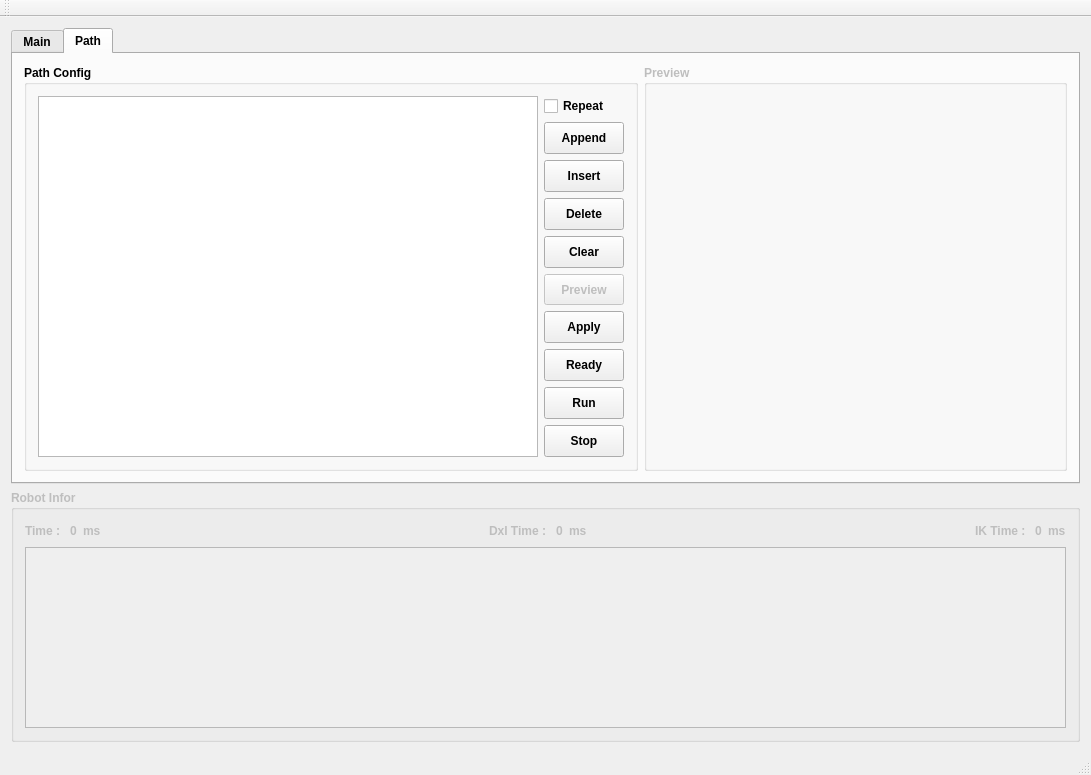
The window that RobotControllerUI/MainWindow/mainwindow.ui (hajunsong/Controller) describes before a commit, drawn with Qt 5.
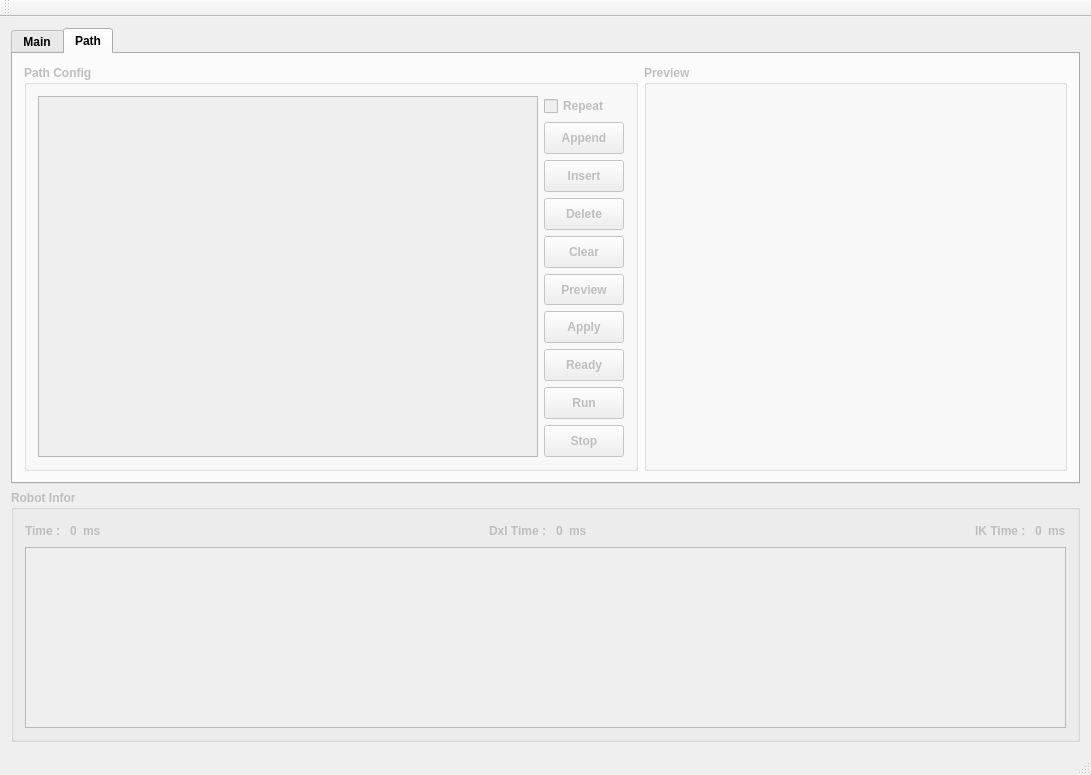
The same window after the commit.

What changed in the file:
```diff
--- a/RobotControllerUI/MainWindow/mainwindow.ui
+++ b/RobotControllerUI/MainWindow/mainwindow.ui
@@ -1353,7 +1353,7 @@
         <item row="0" column="0">
          <widget class="QGroupBox" name="gbTrajectory">
           <property name="enabled">
-           <bool>true</bool>
+           <bool>false</bool>
           </property>
           <property name="font">
            <font>
```
